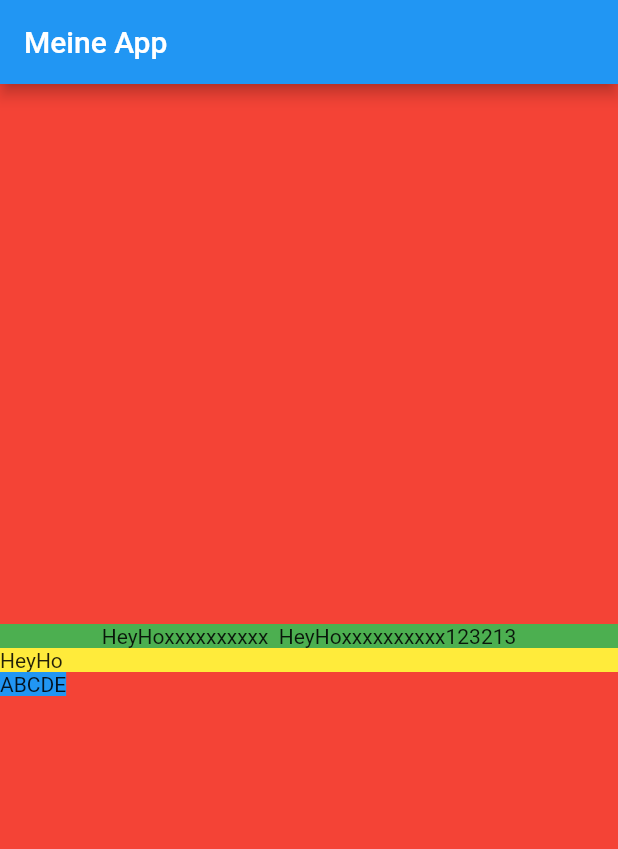
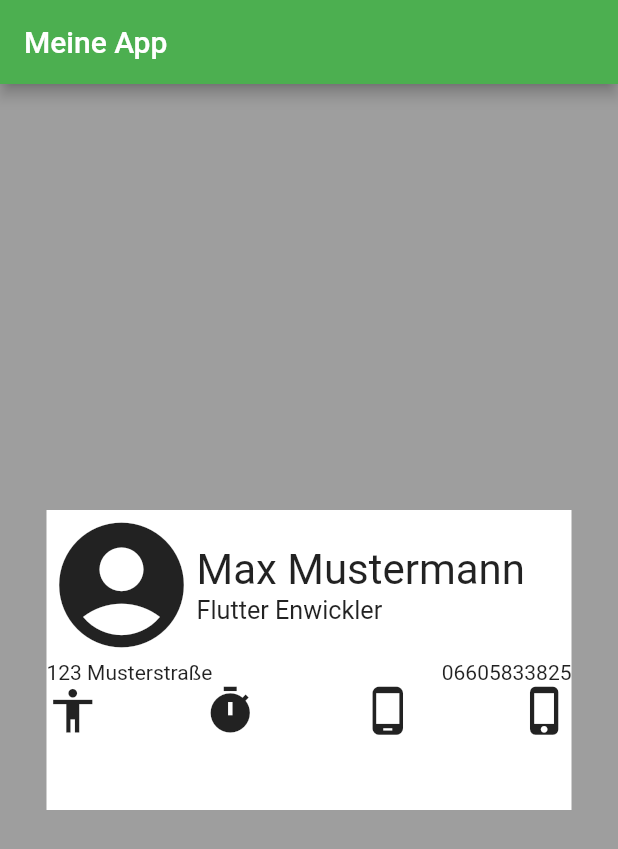
Before and after one commit to sebastian150398/firstapp, a Flutter app: the screen it shows after launch, on a phone screen of 412 x 824 dp. Shown: the top 849 px of the screen. Run offline on Flutter 3.47's test engine with Material 2 defaults, Android fonts, the phone set to English and light mode, and no system bars.

Commit message:
Erste App

```diff
--- a/lib/screens/home_screen.dart
+++ b/lib/screens/home_screen.dart
@@ -6,41 +6,55 @@ class HomeScreen extends StatelessWidget {
   @override
   Widget build(BuildContext context) {
     return Scaffold(
+      backgroundColor: Colors.grey,
       appBar: AppBar(
-        title: Text('Meine App'),
+        title: const Text('Meine App'),
+        backgroundColor: Colors.green,
       ),
-      body: Container(
-        color: Colors.red,
-        child: Column(
-          mainAxisAlignment: MainAxisAlignment.center,
-          crossAxisAlignment: CrossAxisAlignment.start,
-          children: [
-            Container(
-              color: Colors.green,
-              child: Row(
-                mainAxisAlignment: MainAxisAlignment.center,
-                children: [
-                  Text("HeyHoxxxxxxxxxx  "),
-                  Text("HeyHoxxxxxxxxxx123213"),
+      body: Center(
+        child: Container(
+          color: Colors.white ,
+          width: 350,
+          height: 200,
+          child: Column(
+            children: [
+              Row(
+                 children: [
+                   const Icon(
+                     Icons.account_circle,
+                     size:100,
+                   ),
+                   Column(
+                     crossAxisAlignment: CrossAxisAlignment.start ,
+                     children: const [
+                       Text('Max Mustermann', textScaleFactor: 2,),
+                       Text('Flutter Enwickler', textScaleFactor: 1.2,),
+                     ],
+                   ),
+                 ],
+              ),
+              Row(
+                mainAxisAlignment: MainAxisAlignment.spaceBetween,
+                children: const [
+                  Text('123 Musterstraße'),
+                  Text('06605833825'),
                 ],
               ),
-            ),
-            Container(
-              color: Colors.yellow,
-              child: Row(
+              Row(
+                mainAxisAlignment: MainAxisAlignment.spaceBetween,
                 children: [
-                  Text("HeyHo"),
+                  Icon(Icons.accessibility, size:35),
+                  Icon(Icons.timer, size:35),
+                  Icon(Icons.phone_android, size:35),
+                  Icon(Icons.phone_iphone, size:35),
                 ],
+
+
               ),
-            ),
-            Container(
-              child: Text("ABCDE"),
-              color: Colors.blue
-
-            )
-          ],
+            ],
+          )
         ),
-      )
+      ),
     );
   }
 }
```
